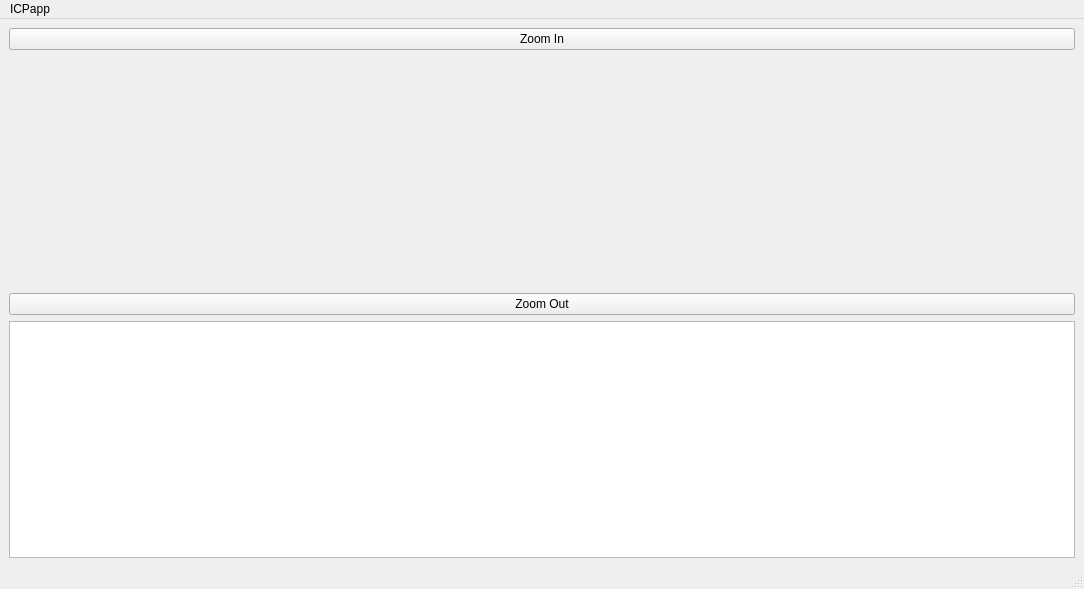
This is src/mainwindow.ui in dottik1337/ICP24 as Qt 5 draws it before an edit. The edited form follows.
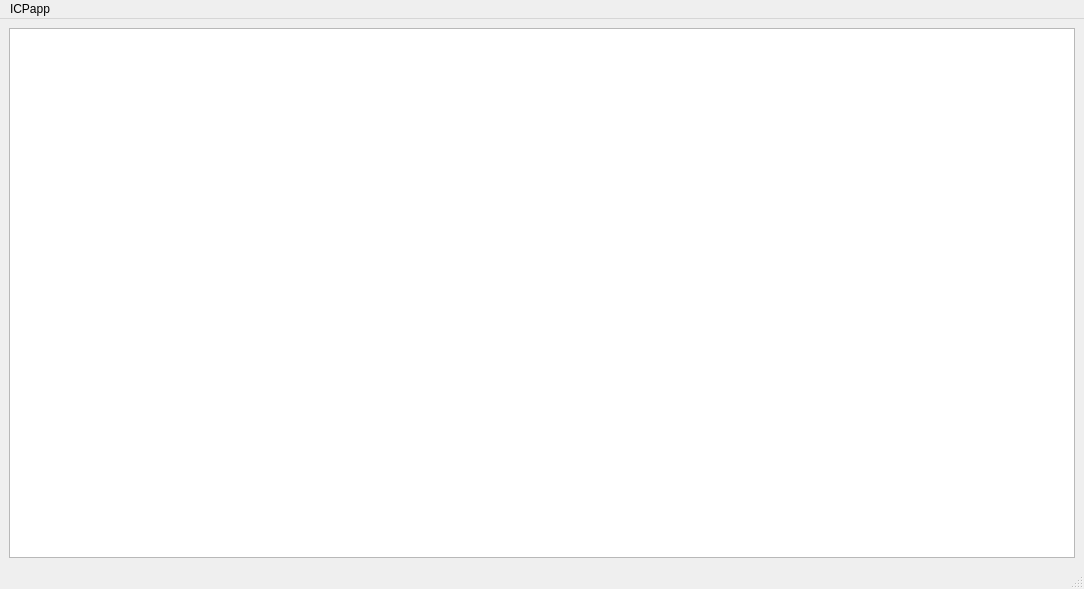
This is the edited form.

Patch:
```diff
--- a/src/mainwindow.ui
+++ b/src/mainwindow.ui
@@ -18,33 +18,6 @@
     <item>
      <layout class="QGridLayout" name="gridLayout"/>
     </item>
-    <item>
-     <widget class="QPushButton" name="pushButton_2">
-      <property name="text">
-       <string>Zoom In</string>
-      </property>
-     </widget>
-    </item>
-    <item>
-     <spacer name="verticalSpacer">
-      <property name="orientation">
-       <enum>Qt::Vertical</enum>
-      </property>
-      <property name="sizeHint" stdset="0">
-       <size>
-        <width>10</width>
-        <height>10</height>
-       </size>
-      </property>
-     </spacer>
-    </item>
-    <item>
-     <widget class="QPushButton" name="pushButton">
-      <property name="text">
-       <string>Zoom Out</string>
-      </property>
-     </widget>
-    </item>
     <item>
      <widget class="QGraphicsView" name="graphicsView"/>
     </item>
```
Left out of the diff: 2 changed lines with no effect on the pictures.
